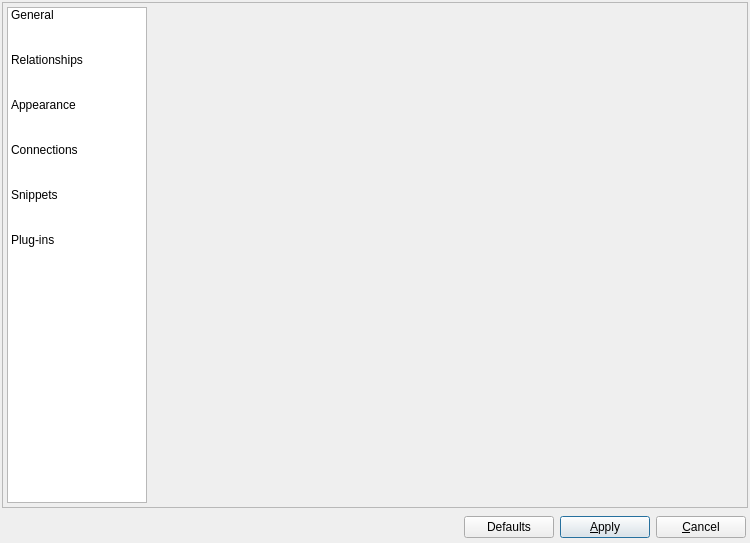
Above: libpgmodeler_ui/ui/configurationform.ui from pgmodeler/pgmodeler before the change. Below: the same form after it.
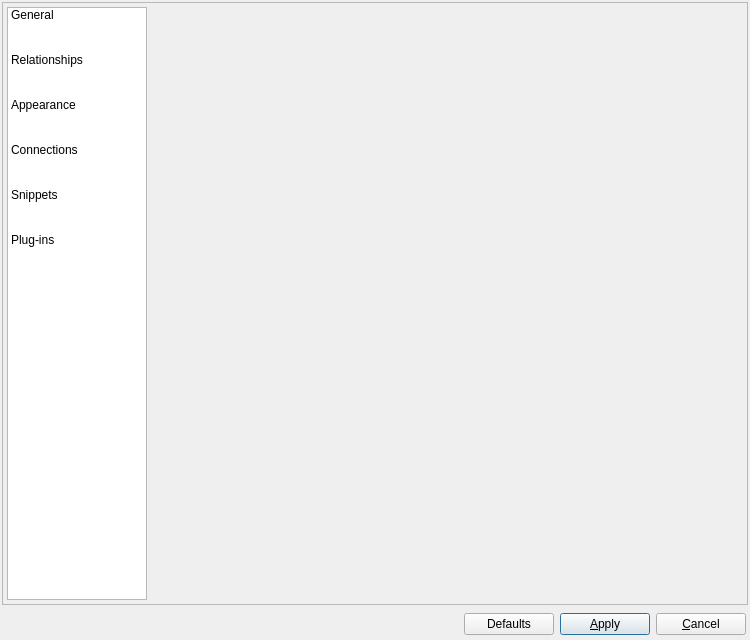
That is the form after the change. Icons and pictures are not drawn.

```diff
--- a/libpgmodeler_ui/ui/configurationform.ui
+++ b/libpgmodeler_ui/ui/configurationform.ui
@@ -10,7 +10,7 @@
     <x>0</x>
     <y>0</y>
     <width>750</width>
-    <height>543</height>
+    <height>640</height>
    </rect>
   </property>
   <property name="sizePolicy">
```
